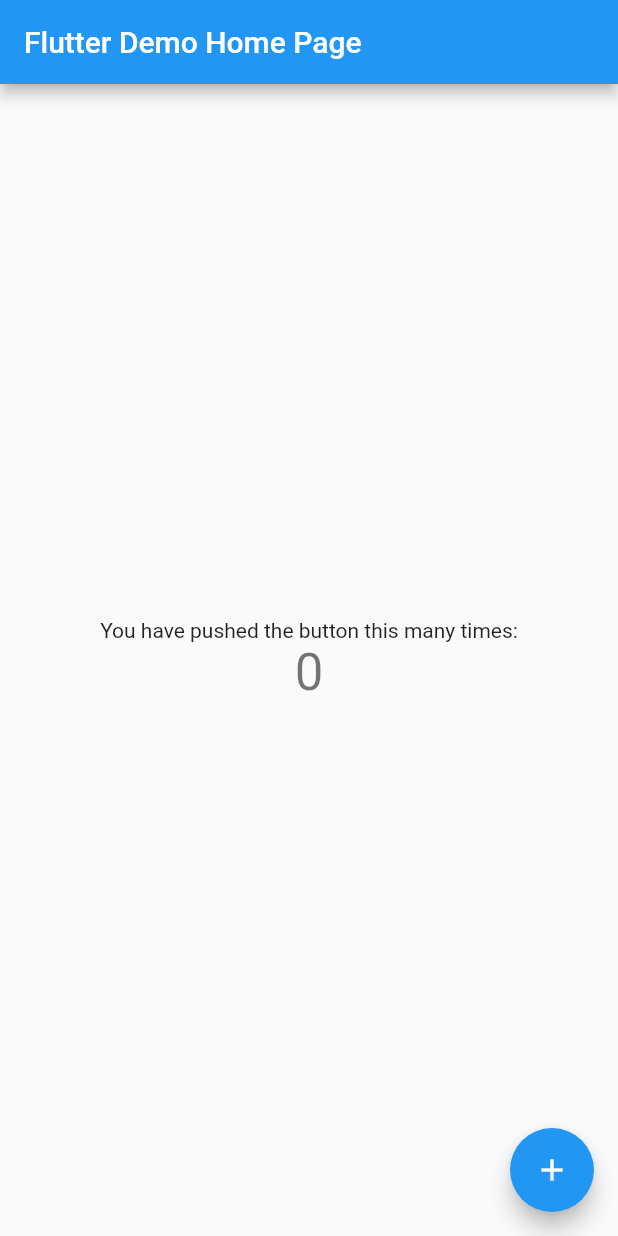
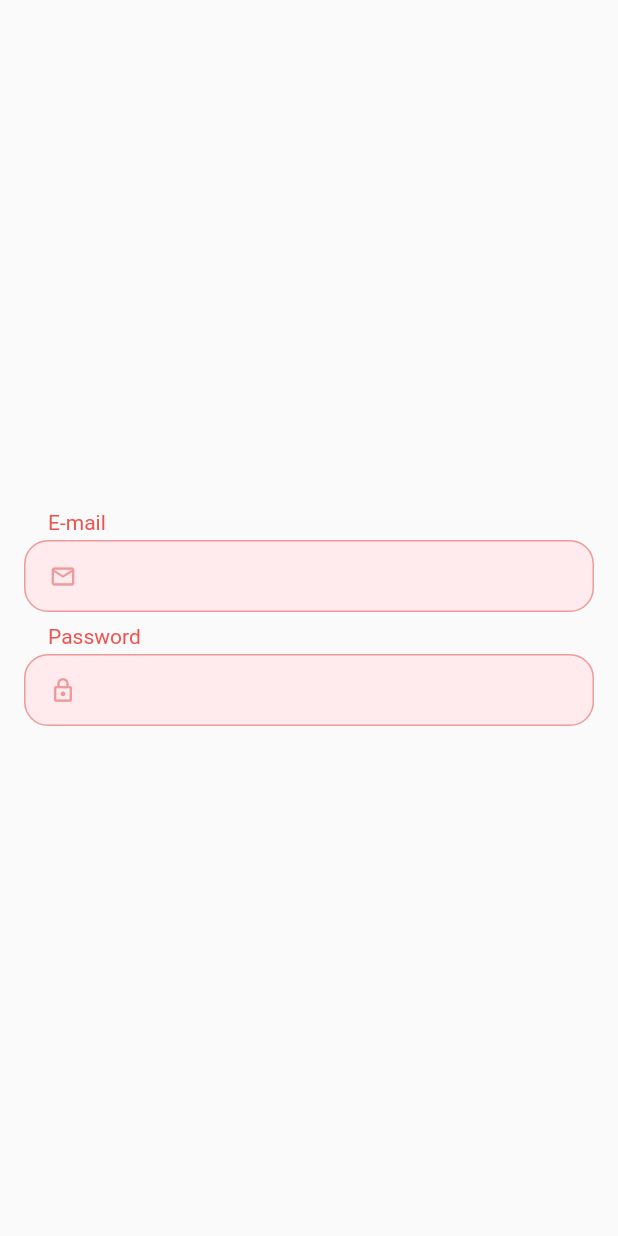
Before and after one commit to lourencorodrigo/flutter-login, a Flutter app: the screen it shows after launch, on a phone screen of 412 x 824 dp. Run offline on Flutter 3.47's test engine with Material 2 defaults, Android fonts, the phone set to English and light mode, and no system bars.

Commit message:
feat: add text field component

```diff
--- /dev/null
+++ b/lib/app/components/text_field_component.dart
@@ -0,0 +1,55 @@
+import 'package:flutter/material.dart';
+
+class TextFieldComponent extends StatelessWidget {
+  final IconData? icon;
+  final TextInputType? keyboardType;
+  final bool obscureText;
+  final String? labelText;
+
+  const TextFieldComponent({
+    Key? key,
+    this.icon,
+    this.keyboardType,
+    this.obscureText = false,
+    this.labelText,
+  }) : super(key: key);
+
+  @override
+  Widget build(BuildContext context) {
+    return Column(
+      crossAxisAlignment: CrossAxisAlignment.start,
+      children: [
+        if (labelText != null)
+          Padding(
+            padding: const EdgeInsets.only(left: 16, bottom: 4.0),
+            child: Text(
+              labelText ?? '',
+              style: TextStyle(
+                color: Colors.red[400],
+                fontSize: 14.0,
+              ),
+            ),
+          ),
+        Container(
+          padding: const EdgeInsets.only(left: 16.0, right: 16.0),
+          height: 48,
+          decoration: BoxDecoration(
+            border: Border.all(color: Colors.red.shade200),
+            borderRadius: const BorderRadius.all(Radius.circular(16.0)),
+            color: Colors.red[50],
+          ),
+          child: TextField(
+            obscureText: obscureText,
+            keyboardType: keyboardType,
+            decoration: InputDecoration(
+              icon: icon != null
+                  ? Icon(icon, color: Colors.red[200], size: 18)
+                  : null,
+              border: InputBorder.none,
+            ),
+          ),
+        ),
+      ],
+    );
+  }
+}
--- /dev/null
+++ b/lib/app/pages/home_page.dart
@@ -0,0 +1,39 @@
+import 'package:flutter/material.dart';
+import 'package:flutter_login/app/components/text_field_component.dart';
+
+class HomePage extends StatefulWidget {
+  const HomePage({Key? key}) : super(key: key);
+
+  @override
+  _HomePageState createState() => _HomePageState();
+}
+
+class _HomePageState extends State<HomePage> {
+  @override
+  Widget build(BuildContext context) {
+    return Scaffold(
+      body: Padding(
+        padding: const EdgeInsets.all(16.0),
+        child: Column(
+          crossAxisAlignment: CrossAxisAlignment.center,
+          mainAxisAlignment: MainAxisAlignment.center,
+          children: const [
+            TextFieldComponent(
+              labelText: 'E-mail',
+              icon: Icons.mail_outline,
+              keyboardType: TextInputType.emailAddress,
+            ),
+            SizedBox(
+              height: 8,
+            ),
+            TextFieldComponent(
+              labelText: 'Password',
+              icon: Icons.lock_outline,
+              obscureText: true,
+            ),
+          ],
+        ),
+      ),
+    );
+  }
+}
--- a/lib/main.dart
+++ b/lib/main.dart
@@ -1,115 +1,21 @@
 import 'package:flutter/material.dart';
 
-void main() {
+import 'app/pages/home_page.dart';
+
+main() {
   runApp(const MyApp());
 }
 
 class MyApp extends StatelessWidget {
   const MyApp({Key? key}) : super(key: key);
 
-  // This widget is the root of your application.
   @override
   Widget build(BuildContext context) {
     return MaterialApp(
-      title: 'Flutter Demo',
-      theme: ThemeData(
-        // This is the theme of your application.
-        //
-        // Try running your application with "flutter run". You'll see the
-        // application has a blue toolbar. Then, without quitting the app, try
-        // changing the primarySwatch below to Colors.green and then invoke
-        // "hot reload" (press "r" in the console where you ran "flutter run",
-        // or simply save your changes to "hot reload" in a Flutter IDE).
-        // Notice that the counter didn't reset back to zero; the application
-        // is not restarted.
-        primarySwatch: Colors.blue,
+      theme: ThemeData.light(),
+      home: const Center(
+        child: HomePage(),
       ),
-      home: const MyHomePage(title: 'Flutter Demo Home Page'),
     );
   }
 }
-
-class MyHomePage extends StatefulWidget {
-  const MyHomePage({Key? key, required this.title}) : super(key: key);
-
-  // This widget is the home page of your application. It is stateful, meaning
-  // that it has a State object (defined below) that contains fields that affect
-  // how it looks.
-
-  // This class is the configuration for the state. It holds the values (in this
-  // case the title) provided by the parent (in this case the App widget) and
-  // used by the build method of the State. Fields in a Widget subclass are
-  // always marked "final".
-
-  final String title;
-
-  @override
-  State<MyHomePage> createState() => _MyHomePageState();
-}
-
-class _MyHomePageState extends State<MyHomePage> {
-  int _counter = 0;
-
-  void _incrementCounter() {
-    setState(() {
-      // This call to setState tells the Flutter framework that something has
-      // changed in this State, which causes it to rerun the build method below
-      // so that the display can reflect the updated values. If we changed
-      // _counter without calling setState(), then the build method would not be
-      // called again, and so nothing would appear to happen.
-      _counter++;
-    });
-  }
-
-  @override
-  Widget build(BuildContext context) {
-    // This method is rerun every time setState is called, for instance as done
-    // by the _incrementCounter method above.
-    //
-    // The Flutter framework has been optimized to make rerunning build methods
-    // fast, so that you can just rebuild anything that needs updating rather
-    // than having to individually change instances of widgets.
-    return Scaffold(
-      appBar: AppBar(
-        // Here we take the value from the MyHomePage object that was created by
-        // the App.build method, and use it to set our appbar title.
-        title: Text(widget.title),
-      ),
-      body: Center(
-        // Center is a layout widget. It takes a single child and positions it
-        // in the middle of the parent.
-        child: Column(
-          // Column is also a layout widget. It takes a list of children and
-          // arranges them vertically. By default, it sizes itself to fit its
-          // children horizontally, and tries to be as tall as its parent.
-          //
-          // Invoke "debug painting" (press "p" in the console, choose the
-          // "Toggle Debug Paint" action from the Flutter Inspector in Android
-          // Studio, or the "Toggle Debug Paint" command in Visual Studio Code)
-          // to see the wireframe for each widget.
-          //
-          // Column has various properties to control how it sizes itself and
-          // how it positions its children. Here we use mainAxisAlignment to
-          // center the children vertically; the main axis here is the vertical
-          // axis because Columns are vertical (the cross axis would be
-          // horizontal).
-          mainAxisAlignment: MainAxisAlignment.center,
-          children: <Widget>[
-            const Text(
-              'You have pushed the button this many times:',
-            ),
-            Text(
-              '$_counter',
-              style: Theme.of(context).textTheme.headline4,
-            ),
-          ],
-        ),
-      ),
-      floatingActionButton: FloatingActionButton(
-        onPressed: _incrementCounter,
-        tooltip: 'Increment',
-        child: const Icon(Icons.add),
-      ), // This trailing comma makes auto-formatting nicer for build methods.
-    );
-  }
-}
--- a/pubspec.yaml
+++ b/pubspec.yaml
@@ -29,6 +29,7 @@ environment:
 dependencies:
   flutter:
     sdk: flutter
+  flutter_svg: ^0.23.0+1
 
 
   # The following adds the Cupertino Icons font to your application.
```
Also changed, not shown: pubspec.lock.
